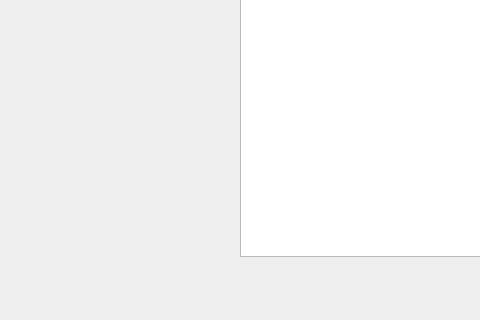
Qt form mainwindow.ui (Igadecka/CollageCraft) before a commit; both pictures show x 0 to 480 and y 404 to 724 of the 1092 by 724 pixel window.
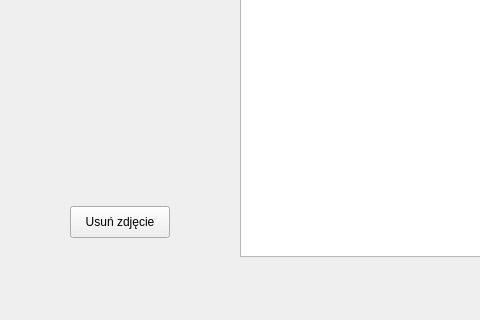
The same form after that commit.

The edit to the form file:
```diff
--- a/mainwindow.ui
+++ b/mainwindow.ui
@@ -86,6 +86,19 @@
      </rect>
     </property>
    </widget>
+   <widget class="QPushButton" name="pushButton_5">
+    <property name="geometry">
+     <rect>
+      <x>70</x>
+      <y>610</y>
+      <width>100</width>
+      <height>32</height>
+     </rect>
+    </property>
+    <property name="text">
+     <string>Usuń zdjęcie</string>
+    </property>
+   </widget>
   </widget>
   <widget class="QMenuBar" name="menubar">
    <property name="geometry">
```
Left out of the diff: 8 changed lines with no effect on the pictures.
